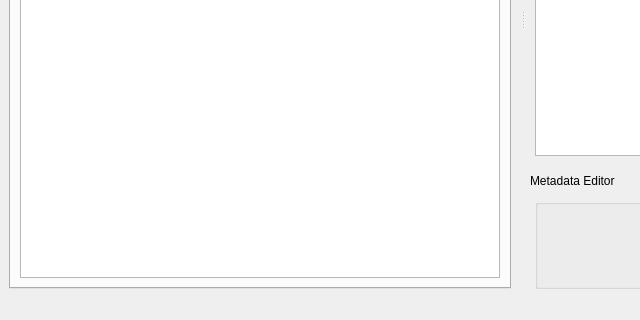
alpernebbi/git-annex-metadata-gui, file qtdesigner-ui/main_window.ui: the form before one commit; both pictures show x 0 to 640 and y 280 to 600 of the 800 by 600 pixel window.
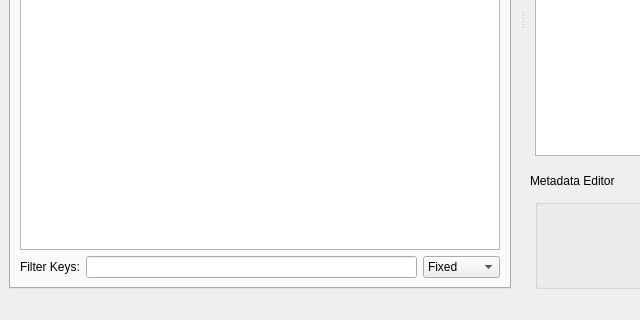
The form after the commit. Custom widgets are drawn as their Qt base class.

Commit message: Implement a filter for keys

Patch:
```diff
--- a/qtdesigner-ui/main_window.ui
+++ b/qtdesigner-ui/main_window.ui
@@ -27,8 +27,40 @@
        <attribute name="title">
         <string>All Keys</string>
        </attribute>
-       <layout class="QVBoxLayout" name="verticalLayout">
-        <item>
+       <layout class="QGridLayout" name="gridLayout_2">
+        <item row="1" column="0">
+         <widget class="QLabel" name="label_filter_keys">
+          <property name="text">
+           <string>Filter Keys:</string>
+          </property>
+          <property name="buddy">
+           <cstring>edit_filter_keys</cstring>
+          </property>
+         </widget>
+        </item>
+        <item row="1" column="1">
+         <widget class="QLineEdit" name="edit_filter_keys"/>
+        </item>
+        <item row="1" column="2">
+         <widget class="QComboBox" name="combo_filter_keys">
+          <item>
+           <property name="text">
+            <string>Fixed</string>
+           </property>
+          </item>
+          <item>
+           <property name="text">
+            <string>Regex</string>
+           </property>
+          </item>
+          <item>
+           <property name="text">
+            <string>Wildcard</string>
+           </property>
+          </item>
+         </widget>
+        </item>
+        <item row="0" column="0" colspan="3">
          <widget class="MetadataTableView" name="view_keys">
           <property name="alternatingRowColors">
            <bool>true</bool>
```
Left out of the diff: 46 changed lines with no effect on the pictures. The commit also changes 2 other files.
